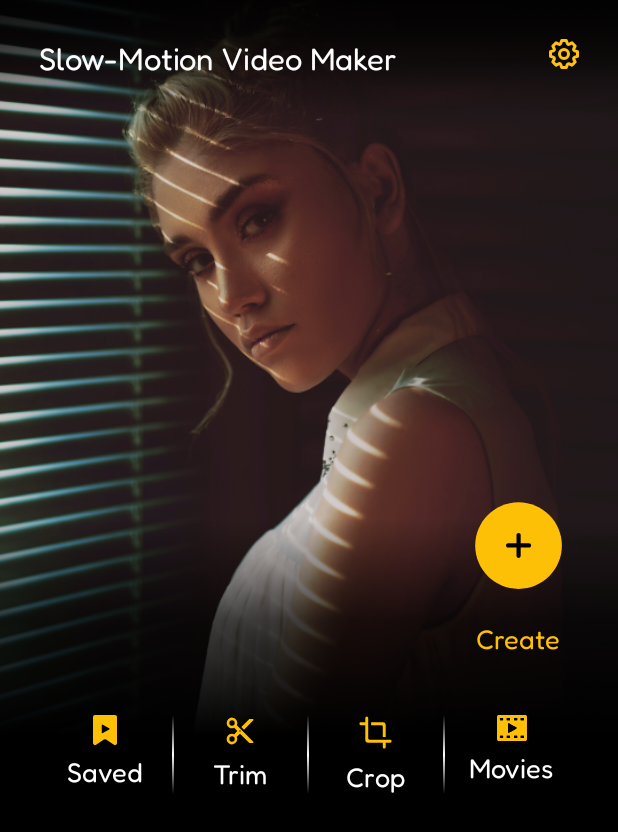
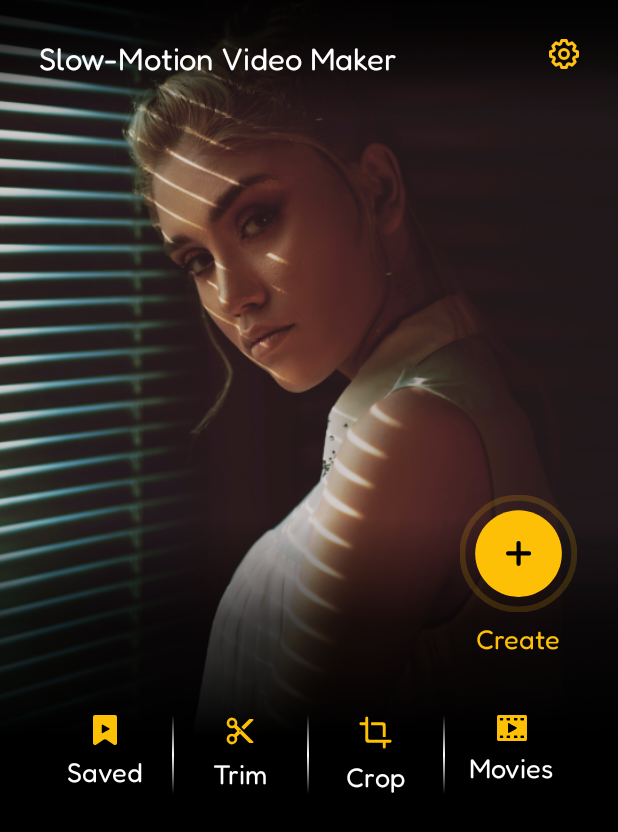
Before and after one commit to SaadullahMaximus/SlowMotionApp, an Android app: the screen it shows after launch (MainActivity), after a tap on an icon or button, on a phone screen of 412 x 824 dp. Shown: the top 832 px of the screen. Run offline under Robolectric (Android 15) with nearby library versions, the phone set to English and light mode, and no system bars; our stand-ins replace sdp/ssp sizes; 1 other tap on this screen came first.

Commit message:
Create Button Fixed :)

```diff
--- a/app/src/main/java/com/example/slowmotionapp/ui/activities/MainActivity.kt
+++ b/app/src/main/java/com/example/slowmotionapp/ui/activities/MainActivity.kt
@@ -2,6 +2,7 @@
 
 import android.animation.Animator
 import android.animation.AnimatorListenerAdapter
+import android.animation.ObjectAnimator
 import android.app.Activity
 import android.content.Context
 import android.content.Intent
@@ -9,6 +10,8 @@
 import android.content.pm.PackageManager
 import android.net.Uri
 import android.os.Bundle
+import android.os.Handler
+import android.os.Looper
 import android.provider.MediaStore
 import android.provider.Settings
 import android.util.Log
@@ -74,8 +77,22 @@
 
         binding.imageCreate.setOnClickListener {
             collapseButtons()
-            binding.animationView.visibility = View.VISIBLE
-            binding.imageCreate.visibility = View.GONE
+            // Create the ObjectAnimator for rotation animation
+            val animator = ObjectAnimator.ofFloat(binding.imageCreate, View.ROTATION, 0f, -360f)
+            animator.duration = 1000 // Animation duration in milliseconds
+
+            // Start the animation
+            animator.start()
+
+            // Delay the visibility change using a Handler
+            Handler(Looper.getMainLooper()).postDelayed({
+                binding.imageCreate.visibility = View.GONE
+                binding.animationView.visibility = View.VISIBLE
+
+                // Start the animation from the beginning
+                binding.animationView.progress = 0f
+                binding.animationView.playAnimation()
+            }, 500)
         }
 
         binding.captureVideoBtn.setOnClickListener {
--- a/app/src/main/res/layout/activity_main.xml
+++ b/app/src/main/res/layout/activity_main.xml
@@ -60,14 +60,13 @@
                 app:lottie_rawRes="@raw/main_animation"
                 app:lottie_autoPlay="true"
                 app:lottie_loop="true"
-                android:layout_marginBottom="@dimen/_4sdp"
                 app:layout_constraintBottom_toTopOf="@+id/textView"
                 app:layout_constraintEnd_toEndOf="parent"/>
 
             <ImageView
                 android:id="@+id/image_create"
-                android:layout_width="@dimen/_50sdp"
-                android:layout_height="@dimen/_50sdp"
+                android:layout_width="@dimen/_45sdp"
+                android:layout_height="@dimen/_45sdp"
                 android:src="@drawable/add_main"
                 android:visibility="gone"
                 app:layout_constraintBottom_toTopOf="@+id/textView"
```
